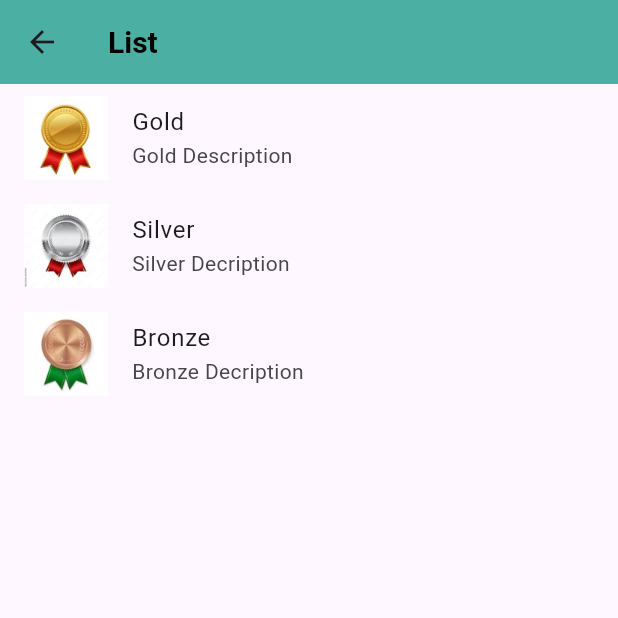
After one commit to jeel-work-mob-06/first_application_flutter, a Flutter app: the ListState screen opened directly, on a phone screen of 412 x 824 dp, the top half of it. The commit adds this screen. Run offline on Flutter 3.47's test engine with Material 3 defaults, Android fonts, the phone set to English and light mode, and no system bars; our stand-ins replace fluttertoast.

Commit message:
Listview using image array

```diff
--- a/lib/home.dart
+++ b/lib/home.dart
@@ -287,8 +287,7 @@ class HomeMain extends State<HomeState>{
                     height: 40.0,
                     child: TextButton(
                       onPressed: (){
-
-                        if(technologyArray.length>0){
+                        if(technologyArray.isNotEmpty){
 
                           print(technologyArray);
                         }
@@ -322,7 +321,7 @@ class HomeMain extends State<HomeState>{
     );
 
   }
-  technologyMethod(isSelect,technology){
+  void technologyMethod(isSelect,technology){
 
     if(isSelect){
 
--- /dev/null
+++ b/lib/list.dart
@@ -0,0 +1,43 @@
+import 'package:flutter/material.dart';
+
+class ListState extends StatefulWidget {
+
+  @override
+  ListMain createState() => ListMain();
+
+
+}
+
+class ListMain extends State<ListState>{
+
+  List<String> titleArray = ["Gold","Silver","Bronze"];
+  List<String> subTitleArray = ["Gold Description","Silver Decription","Bronze Decription"];
+  List<String> imageArray = ["gold.png","silver.png","bronze.png"];
+  String imagePath = "asset/icons/";
+
+    @override
+  Widget build(BuildContext context) {
+    // TODO: implement build
+      return Scaffold(
+        appBar: AppBar(
+            title: Text(
+          "List",
+          style: TextStyle(color: Colors.black,fontSize: 20.0,fontWeight: FontWeight.bold),
+          ),
+        backgroundColor: const Color.fromARGB(255, 76, 175, 163),
+
+        ),
+        body:
+        ListView.builder(
+          itemCount: titleArray.length,
+          itemBuilder: (context,position){
+              return ListTile(
+                title: Text(titleArray[position]),
+                subtitle: Text(subTitleArray[position]),
+                leading: Image.asset(imagePath+imageArray[position]),
+              );
+          }
+       ),
+      );
+  }
+}
--- a/lib/login.dart
+++ b/lib/login.dart
@@ -1,4 +1,5 @@
 import 'package:first_application_flutter/home.dart';
+import 'package:first_application_flutter/list.dart';
 import 'package:flutter/material.dart';
 import 'package:fluttertoast/fluttertoast.dart';
 
@@ -122,9 +123,15 @@ class LoginMain extends State<LoginState>{
                             gravity: ToastGravity.BOTTOM,
                             toastLength: Toast.LENGTH_SHORT
                           );
+                          // Navigator.push(
+                          //   context, MaterialPageRoute(
+                          //     builder: (_) => HomeState(sEmail,sPassword)
+                          //   )
+                          // );
+
                           Navigator.push(
                             context, MaterialPageRoute(
-                              builder: (_) => HomeState(sEmail,sPassword)
+                              builder: (_) => ListState()
                             )
                           );
                         }
--- a/pubspec.yaml
+++ b/pubspec.yaml
@@ -60,6 +60,9 @@ flutter:
 
   assets:
       - asset/icons/application.png
+      - asset/icons/gold.png
+      - asset/icons/silver.png
+      - asset/icons/bronze.png
 
   # To add assets to your application, add an assets section, like this:
   # assets:
```
Also changed, not shown: asset/icons/bronze.png (added), asset/icons/gold.png (added), asset/icons/silver.png (added).
